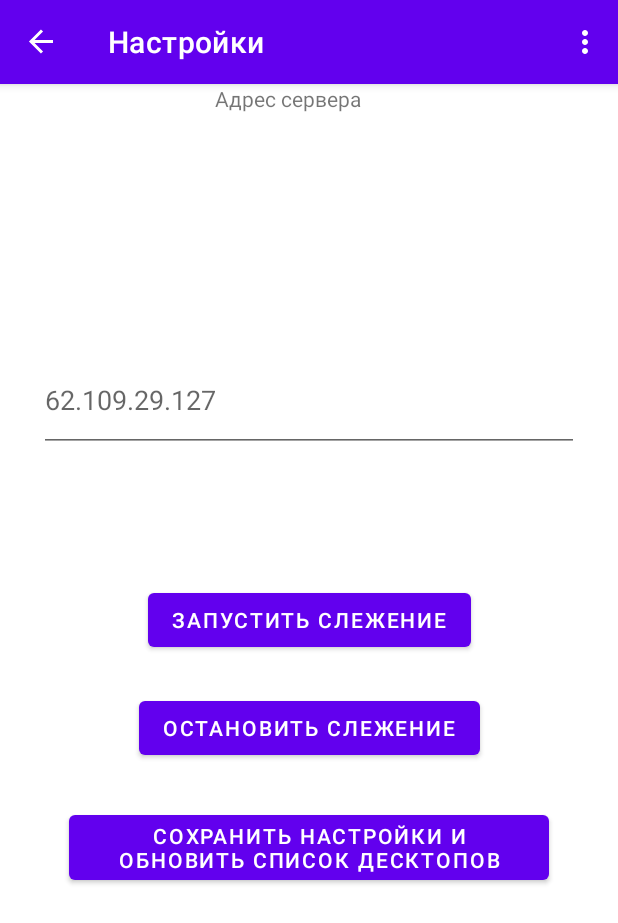
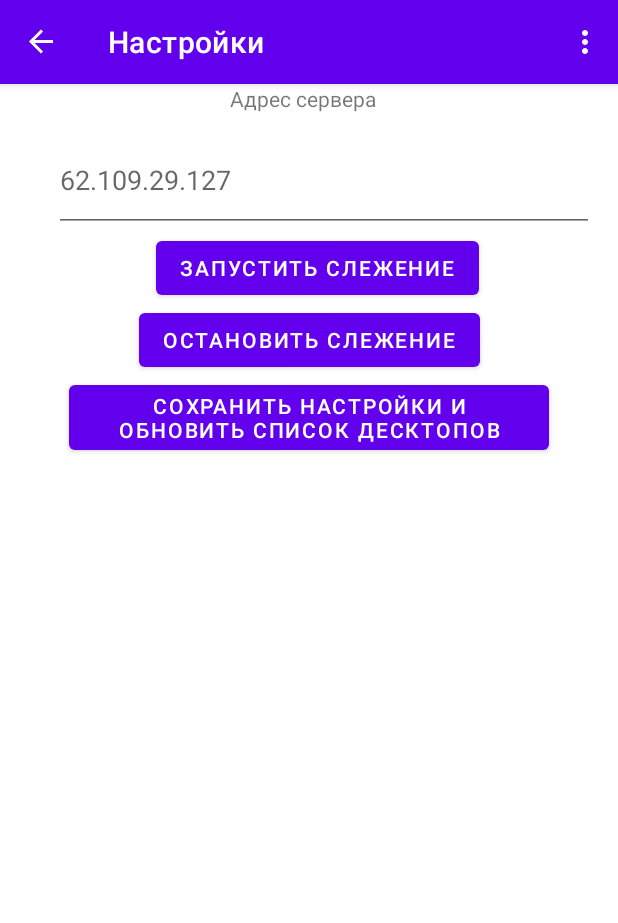
Before and after one commit to maxwellchaos/ScreenWatcherMobile, an Android app: the Settings screen opened through its navigation route, on a phone screen of 412 x 824 dp. Shown: the top 923 px of the screen. Run offline under Robolectric (Android 15) with nearby library versions, the light colour scheme and no system bars; our stand-ins replace navigation-ui.

Commit message:
Готова альфа-версия.

```diff
--- a/app/src/main/java/com/screenwatch/screenwatcher/DesktopList.java
+++ b/app/src/main/java/com/screenwatch/screenwatcher/DesktopList.java
@@ -100,12 +100,12 @@ public class DesktopList extends Fragment {
                                 statusItem.setBackgroundColor(Color.MAGENTA);
                                 break;
                             case 1:
+                                statusItem.setText("Остановлен");
+                                statusItem.setBackgroundColor(Color.RED);
+                                break;
+                            case 2:
                                 statusItem.setText("Работает");
                                 statusItem.setBackgroundColor(Color.GREEN);
-                                break;
-                            case 2:
-                                statusItem.setText("Остановлен");
-                                statusItem.setBackgroundColor(Color.RED);
                                 break;
                             case 3:
                                 statusItem.setText("Заблокирован");
--- a/app/src/main/java/com/screenwatch/screenwatcher/ScreenWatcherMobileService.java
+++ b/app/src/main/java/com/screenwatch/screenwatcher/ScreenWatcherMobileService.java
@@ -57,7 +57,7 @@ public class ScreenWatcherMobileService extends Service {
         //stopSelf();
         LoopingGetData();
         //при релизе нужно возвращать  START_STICKY
-        return START_NOT_STICKY;
+        return START_STICKY;
     }
 
     private Notification CreateNotification(String NotificationText, boolean isStartStop)
@@ -156,13 +156,9 @@ public class ScreenWatcherMobileService extends Service {
             public void run() {
                 while(true)
                 {
-
                     try {
                         //подождать
                         Thread.sleep(3000);//30 секунд
-
-                        //проверить подключение к интернету
-
 
                         List<Desktop> newDesktopList;
                         //взять данные с сервиса
--- a/app/src/main/java/com/screenwatch/screenwatcher/Settings.java
+++ b/app/src/main/java/com/screenwatch/screenwatcher/Settings.java
@@ -1,5 +1,6 @@
 package com.screenwatch.screenwatcher;
 
+import android.content.Intent;
 import android.os.Bundle;
 import android.util.Log;
 import android.view.LayoutInflater;
@@ -8,6 +9,7 @@ import android.view.ViewGroup;
 import android.widget.EditText;
 
 import androidx.annotation.NonNull;
+import androidx.core.content.ContextCompat;
 import androidx.fragment.app.Fragment;
 import androidx.navigation.fragment.NavHostFragment;
 
@@ -33,18 +35,45 @@ public class Settings extends Fragment {
         super.onViewCreated(view, savedInstanceState);
         edit = view.findViewById(R.id.editServerIpAdress);
         edit.setText(((MainActivity)getActivity()).getIpAddress());
+        //Button buttonStart = getActivity().findViewById(R.id.buttonStart);
 
         binding.buttonSecond.setOnClickListener(new View.OnClickListener() {
             @Override
             public void onClick(View view) {
-
-                Log.d("SavingIP",edit.getText().toString());
                 ((MainActivity)getActivity()).saveIpAdress(edit.getText().toString());
 
                 NavHostFragment.findNavController(Settings.this)
                         .navigate(R.id.action_SecondFragment_to_FirstFragment);
             }
         });
+        binding.buttonStart.setOnClickListener(new View.OnClickListener() {
+            @Override
+            public void onClick(View view) {
+                Log.e("out","onStartService finished");
+                Intent serviceIntent = new Intent(((MainActivity)getActivity()), ScreenWatcherMobileService.class);
+                serviceIntent.putExtra("inputExtra", "Foreground Service Example in Android");
+                ContextCompat.startForegroundService(((MainActivity)getActivity()),serviceIntent);
+                Log.e("out","onStartService finished");
+            }
+        });
+        binding.buttonStop.setOnClickListener(new View.OnClickListener() {
+            @Override
+            public void onClick(View view) {
+
+                Intent serviceIntent = new Intent(((MainActivity)getActivity()), ScreenWatcherMobileService.class);
+                getActivity().stopService(serviceIntent);
+            }
+        });
+    }
+
+    public void onStartService(View v)
+    {
+
+    }
+
+    public void onStopService(View v)
+    {
+
     }
 
     @Override
--- a/app/src/main/res/layout/settings.xml
+++ b/app/src/main/res/layout/settings.xml
@@ -6,66 +6,54 @@
     android:layout_height="match_parent"
     tools:context=".Settings">
 
-    <TextView
-        android:id="@+id/textview_second"
-        android:layout_width="wrap_content"
-        android:layout_height="wrap_content"
-        app:layout_constraintBottom_toTopOf="@id/button_second"
-        app:layout_constraintEnd_toEndOf="parent"
-        app:layout_constraintStart_toStartOf="parent"
-        app:layout_constraintTop_toTopOf="parent" />
-
     <Button
         android:id="@+id/button_second"
         android:layout_width="wrap_content"
         android:layout_height="wrap_content"
         android:text="Сохранить настройки и обновить список десктопов"
-        app:layout_constraintBottom_toBottomOf="parent"
         app:layout_constraintEnd_toEndOf="parent"
         app:layout_constraintStart_toStartOf="parent"
-        app:layout_constraintTop_toBottomOf="@id/textview_second" />
+        app:layout_constraintTop_toBottomOf="@+id/buttonStop" />
 
     <Button
-        android:id="@+id/button"
+        android:id="@+id/buttonStop"
         android:layout_width="wrap_content"
         android:layout_height="wrap_content"
-        android:layout_marginBottom="28dp"
         android:text="Остановить слежение"
-        app:layout_constraintBottom_toTopOf="@+id/button_second"
         app:layout_constraintEnd_toEndOf="parent"
-        app:layout_constraintStart_toStartOf="parent" />
+        app:layout_constraintStart_toStartOf="parent"
+        app:layout_constraintTop_toBottomOf="@+id/buttonStart" />
 
     <Button
-        android:id="@+id/button2"
+        android:id="@+id/buttonStart"
         android:layout_width="wrap_content"
         android:layout_height="wrap_content"
-        android:layout_marginBottom="24dp"
         android:text="Запустить слежение"
-        app:layout_constraintBottom_toTopOf="@+id/button"
         app:layout_constraintEnd_toEndOf="parent"
-        app:layout_constraintStart_toStartOf="parent" />
+        app:layout_constraintHorizontal_bias="0.528"
+        app:layout_constraintStart_toStartOf="parent"
+        app:layout_constraintTop_toBottomOf="@+id/editServerIpAdress" />
 
     <EditText
         android:id="@+id/editServerIpAdress"
         android:layout_width="360dp"
         android:layout_height="69dp"
-        android:layout_marginBottom="88dp"
         android:ems="10"
+        android:hint="62.109.29.127"
         android:inputType="textPersonName"
-        android:hint="62.109.29.127"
-        app:layout_constraintBottom_toTopOf="@+id/button2"
         app:layout_constraintEnd_toEndOf="parent"
-        app:layout_constraintHorizontal_bias="0.497"
-        app:layout_constraintStart_toStartOf="parent" />
+        app:layout_constraintHorizontal_bias="0.686"
+        app:layout_constraintStart_toStartOf="parent"
+        app:layout_constraintTop_toBottomOf="@+id/textView2" />
 
     <TextView
         android:id="@+id/textView2"
         android:layout_width="126dp"
         android:layout_height="29dp"
-        android:layout_marginBottom="16dp"
         android:text="Адрес сервера"
-        app:layout_constraintBottom_toTopOf="@+id/editTextTextPersonName"
         app:layout_constraintEnd_toEndOf="parent"
-        app:layout_constraintStart_toStartOf="parent" />
+        app:layout_constraintHorizontal_bias="0.536"
+        app:layout_constraintStart_toStartOf="parent"
+        app:layout_constraintTop_toTopOf="parent" />
 
 </androidx.constraintlayout.widget.ConstraintLayout>
```
